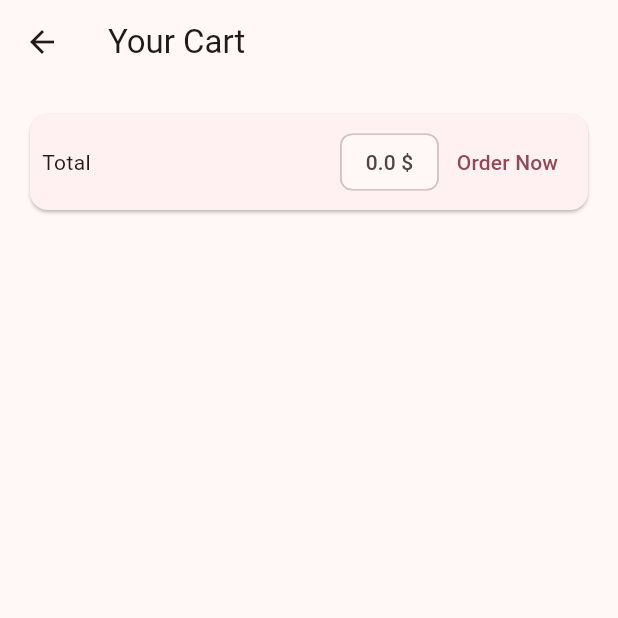
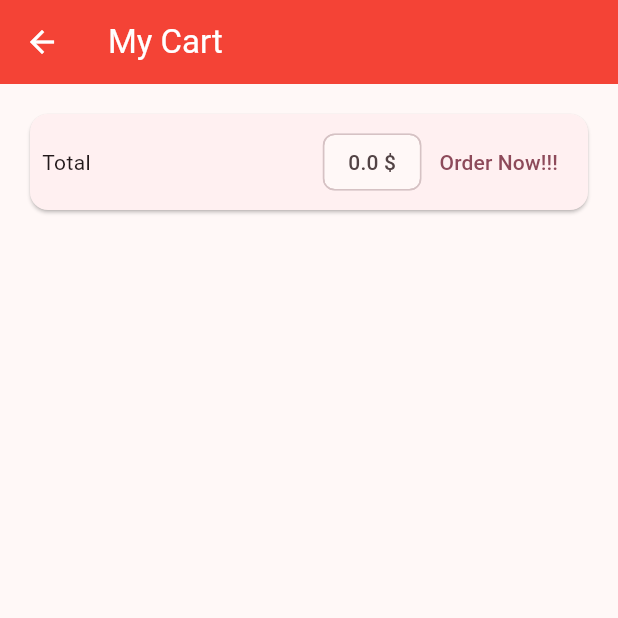
Before and after one commit to rahmanMahbuburAQ/simple_shop_app, a Flutter app: the screen it shows after launch, after a tap on the "shopping cart checkout" icon, on a phone screen of 412 x 824 dp, the top half of it. Run offline on Flutter 3.47's test engine with Material 3 defaults, Android fonts, the phone set to English and light mode, and no system bars.

Commit message:
design upgrading in appbar

```diff
--- a/lib/providers/product_provider/ProductsProvider.dart
+++ b/lib/providers/product_provider/ProductsProvider.dart
@@ -29,7 +29,7 @@ class Products with ChangeNotifier {
        id: '04',
        title: 'iphone15',
        description: 'It is a new version phone of 2027!',
-       image: 'assets/images/iphone12',
+       image: 'assets/images/iphone12.jpg',
        price: 18000,
      ),
      Product(
--- a/lib/screens/MainShoppingScreen.dart
+++ b/lib/screens/MainShoppingScreen.dart
@@ -25,12 +25,15 @@ class _MainShoppingScreenState extends State<MainShoppingScreen> {
     return SafeArea(
       child: Scaffold(
         floatingActionButton: FloatingActionButton.extended(
-            backgroundColor: Colors.pink,
+            backgroundColor: Colors.red[500],
+            foregroundColor: Colors.white,
             onPressed: () {
               Navigator.of(context).pushNamed(OrdersScreen.id);
             }, label: Text('My Orders')),
         appBar: AppBar(
-          title: Text("Phone Shop67"),
+          title: Text("Phone71"),
+          foregroundColor: Colors.white,
+          backgroundColor: Colors.red[500],
           actions: [
             PopupMenuButton(
               onSelected: (int selectedVal) {
@@ -99,8 +102,8 @@ class ProductsGrid extends StatelessWidget {
       gridDelegate: SliverGridDelegateWithFixedCrossAxisCount(
         crossAxisCount: 2,
         childAspectRatio: 1 / 1,
-        crossAxisSpacing: 10,
-        mainAxisSpacing: 30,
+        crossAxisSpacing: 6,
+        mainAxisSpacing: 40,
       ),
     );
   }
--- a/lib/screens/cart_screen.dart
+++ b/lib/screens/cart_screen.dart
@@ -13,7 +13,9 @@ class CartScreen extends StatelessWidget {
     final cart = Provider.of<Cart>(context);
     return Scaffold(
       appBar: AppBar(
-        title: Text('Your Cart'),
+        title: Text('My Cart'),
+        backgroundColor: Colors.red[500],
+        foregroundColor: Colors.white,
       ),
       body: Column(
         children: [
@@ -34,7 +36,7 @@ class CartScreen extends StatelessWidget {
                             totalPrice: cart.totalToPay);
                         cart.clearCart();
                       },
-                      child: Text("Order Now"))
+                      child: Text("Order Now!!!"))
                 ],
               ),
             ),
--- a/lib/screens/order_screen.dart
+++ b/lib/screens/order_screen.dart
@@ -12,7 +12,9 @@ class OrdersScreen extends StatelessWidget {
     final orders = Provider.of<Orders>(context);
     return Scaffold(
       appBar: AppBar(
-        title: Text('Your Orders8'),
+        title: Text('Your Orders'),
+        backgroundColor: Colors.red[500],
+        foregroundColor: Colors.white,
       ),
       body: ListView.builder(
           itemCount: orders.myOrders.length,
--- a/lib/widgets/gridProductItem.dart
+++ b/lib/widgets/gridProductItem.dart
@@ -29,7 +29,7 @@ class GridProductItem extends StatelessWidget {
                 },
                 child: Image.asset(product.image)),
             footer: GridTileBar(
-              title: Text(product.title,textAlign: TextAlign.center,style: TextStyle(fontSize: 10),),
+              title: Text(product.title,textAlign: TextAlign.center,style: TextStyle(fontSize: 8),),
               backgroundColor: Colors.black54,
               leading: IconButton(icon: product.isFavorite ? Icon(Icons.favorite): Icon(Icons.favorite_border),
                 onPressed:() { product.toggleIsFav(); },),
```
